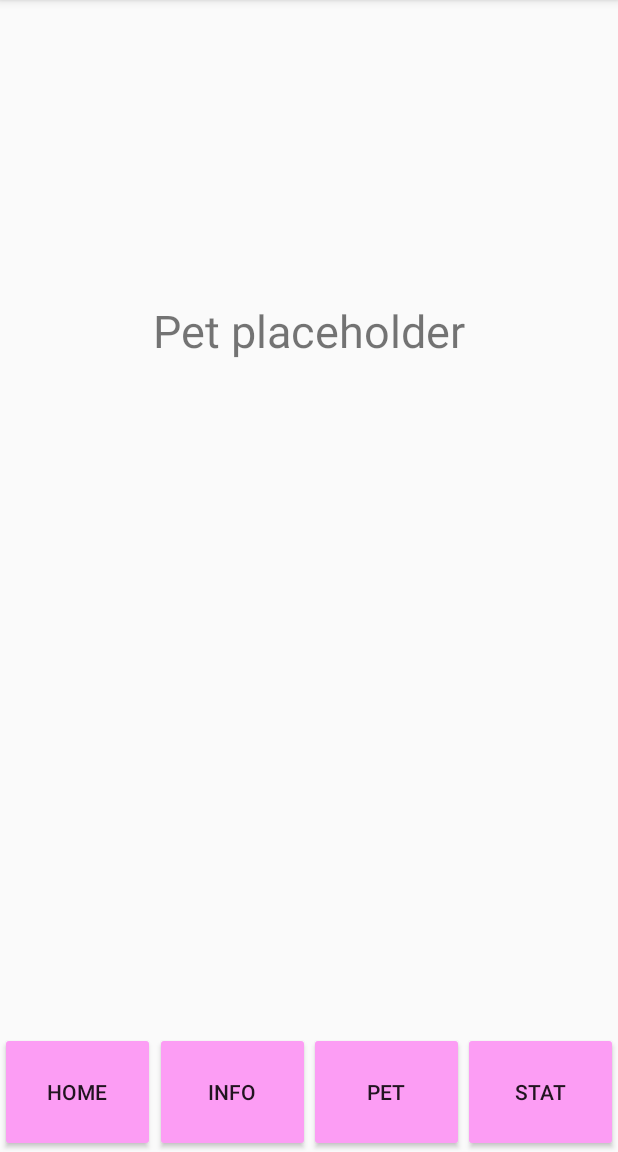
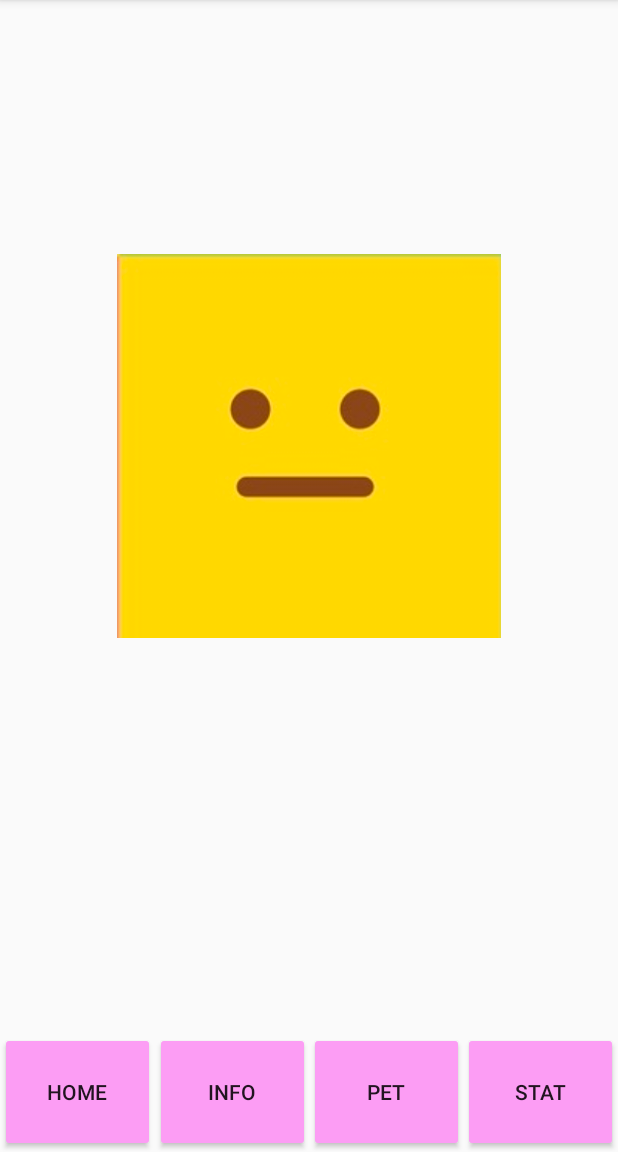
Before and after one commit to dbruendl/diAppetes, an Android app: the PetActivity screen opened directly, with no data from a screen before it, on a phone screen of 412 x 824 dp, the part 84-1236 px from its top. Run offline under Robolectric (Android 15) with nearby library versions, the phone set to English and light mode, and no system bars.

Commit message:
Imagesgit add *

```diff
--- a/app/src/main/java/com/example/diappetes/PetActivity.java
+++ b/app/src/main/java/com/example/diappetes/PetActivity.java
@@ -6,7 +6,11 @@ import android.content.Intent;
 import android.os.Bundle;
 import android.view.View;
 import android.widget.Button;
+import android.widget.ImageView;
 import android.widget.Toast;
+
+
+import static com.example.diappetes.R.drawable.happy;
 
 public class PetActivity extends AppCompatActivity {
     int petstatus;
@@ -101,10 +105,24 @@ public class PetActivity extends AppCompatActivity {
 
         }
         Toast.makeText(getApplicationContext(),Toasty2,Toast.LENGTH_SHORT).show();
-    }
+
+        ImageView petimage =(ImageView) findViewById(R.id.petimage);
+        switch (petstatus){
+            case 1:
+                petimage.setImageResource(happy);
+                break;
+            case 2:
+                petimage.setImageResource(R.drawable.superhappy);
+                break;
+            case 0:
+            default:
+                petimage.setImageResource(R.drawable.neutral);
+                break;
+        }
 
 
 
 
 
+    }
 }
--- a/app/src/main/res/layout/activity_pet.xml
+++ b/app/src/main/res/layout/activity_pet.xml
@@ -50,15 +50,15 @@
         app:layout_constraintHorizontal_bias="0.0"
         app:layout_constraintStart_toStartOf="parent" />
 
-    <TextView
-        android:id="@+id/textView2"
-        android:layout_width="wrap_content"
-        android:layout_height="wrap_content"
-        android:text="Pet placeholder"
-        android:textSize="30sp"
+    <ImageView
+        android:id="@+id/petimage"
+        android:layout_width="265dp"
+        android:layout_height="256dp"
+        android:layout_marginTop="50dp"
         app:layout_constraintBottom_toBottomOf="parent"
         app:layout_constraintEnd_toEndOf="parent"
         app:layout_constraintStart_toStartOf="parent"
         app:layout_constraintTop_toTopOf="parent"
-        app:layout_constraintVertical_bias="0.275" />
+        app:layout_constraintVertical_bias="0.258" />
+
 </androidx.constraintlayout.widget.ConstraintLayout>
```
Also changed, not shown: app/src/main/res/drawable/happy.jpg (added), app/src/main/res/drawable/neutral.jpg (added), app/src/main/res/drawable/superhappy.jpg (added).
